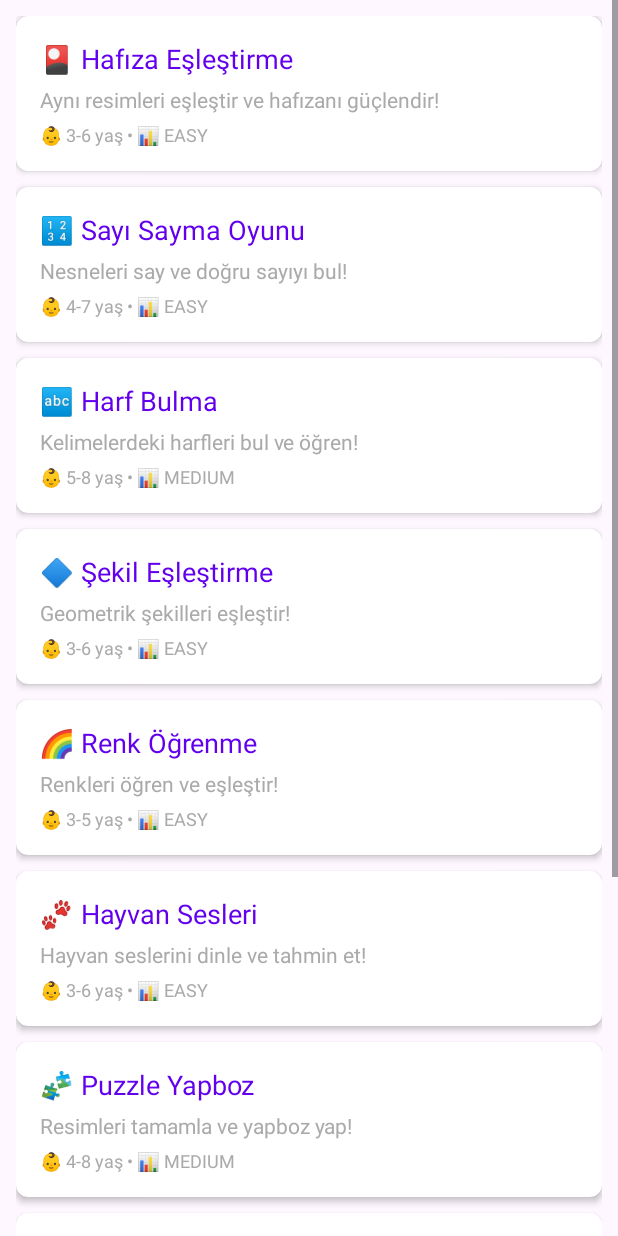
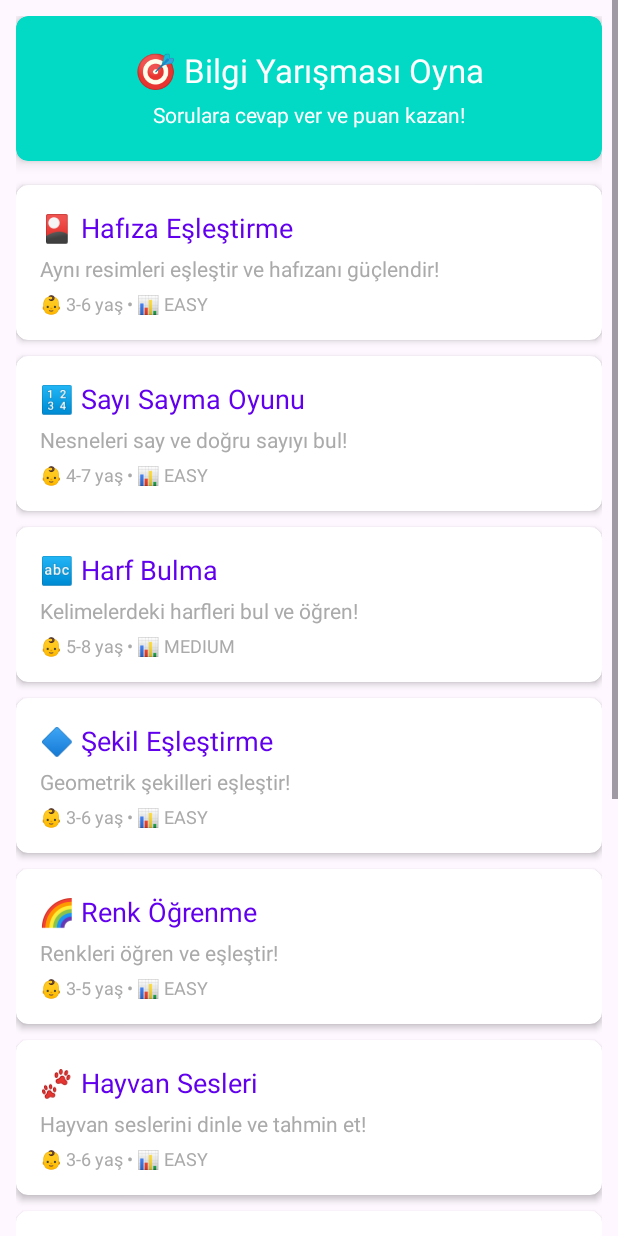
Before and after one commit to mehmet0116/mehmet, an Android app: the OyunlarActivity screen opened directly, with no data from a screen before it, on a phone screen of 412 x 824 dp. Run offline under Robolectric (Android 15) with nearby library versions, the phone set to English and light mode, and no system bars.

```diff
--- a/app/src/main/AndroidManifest.xml
+++ b/app/src/main/AndroidManifest.xml
@@ -85,6 +85,11 @@
             android:exported="false"
             android:screenOrientation="portrait" />
 
+        <activity
+            android:name=".activities.QuizActivity"
+            android:exported="false"
+            android:screenOrientation="portrait" />
+
         <service
             android:name=".services.BackgroundMusicService"
             android:exported="false" />
--- a/app/src/main/java/com/mete/egitici/activities/OyunlarActivity.kt
+++ b/app/src/main/java/com/mete/egitici/activities/OyunlarActivity.kt
@@ -35,6 +35,47 @@ class OyunlarActivity : AppCompatActivity() {
             )
             setPadding(16, 16, 16, 16)
         }
+
+        // Add Quiz button at the top
+        val quizButton = androidx.cardview.widget.CardView(this).apply {
+            layoutParams = LinearLayout.LayoutParams(
+                LinearLayout.LayoutParams.MATCH_PARENT,
+                LinearLayout.LayoutParams.WRAP_CONTENT
+            ).apply {
+                setMargins(0, 0, 0, 24)
+            }
+            radius = 12f
+            cardElevation = 8f
+            setCardBackgroundColor(resources.getColor(R.color.colorAccent, null))
+
+            val buttonLayout = LinearLayout(context).apply {
+                orientation = LinearLayout.VERTICAL
+                setPadding(32, 32, 32, 32)
+                gravity = android.view.Gravity.CENTER
+
+                addView(TextView(context).apply {
+                    text = "🎯 Bilgi Yarışması Oyna"
+                    textSize = 22f
+                    setTextColor(resources.getColor(android.R.color.white, null))
+                    gravity = android.view.Gravity.CENTER
+                })
+
+                addView(TextView(context).apply {
+                    text = "Sorulara cevap ver ve puan kazan!"
+                    textSize = 14f
+                    setTextColor(resources.getColor(android.R.color.white, null))
+                    gravity = android.view.Gravity.CENTER
+                    setPadding(0, 8, 0, 0)
+                })
+            }
+
+            addView(buttonLayout)
+
+            setOnClickListener {
+                startActivity(android.content.Intent(context, QuizActivity::class.java))
+            }
+        }
+        layout.addView(quizButton)
 
         // Load games from JSON
         val games = loadGamesFromAssets()
```
Also changed, not shown: app/src/main/java/com/mete/egitici/activities/QuizActivity.kt (added, +205 -0 lines), 1 other file.
